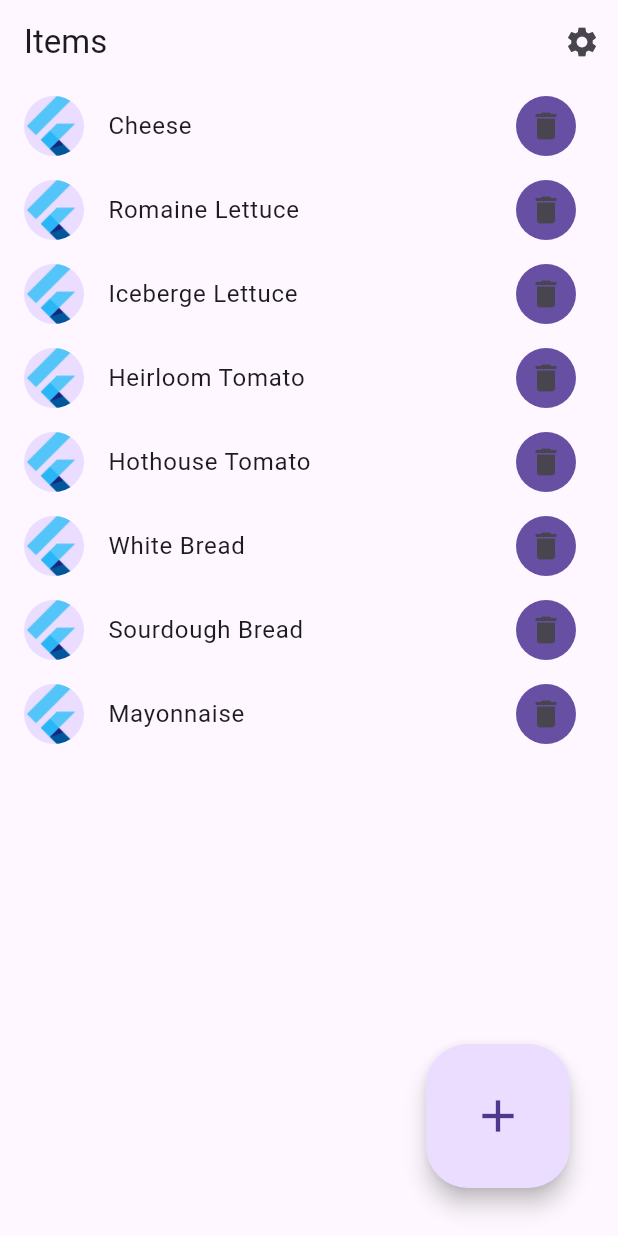
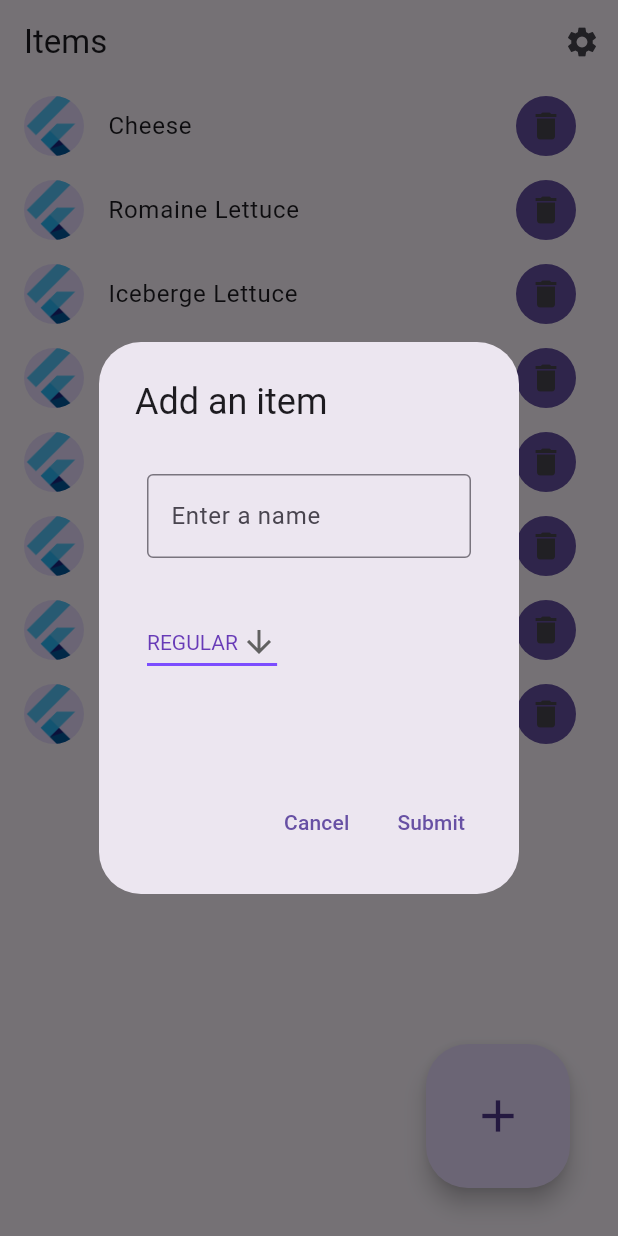
Before and after one commit to webrpc/gen-dart, a Flutter app: the screen it shows after launch, after a tap on the "add" icon, on a phone screen of 412 x 824 dp. Run offline on Flutter 3.47's test engine with Material 3 defaults, Android fonts, the phone set to English and light mode, and no system bars; generated files the repository leaves out were written again.

```diff
--- a/_examples/flutter-go/flutter_app/lib/src/sample_feature/sample_item_list_view.dart
+++ b/_examples/flutter-go/flutter_app/lib/src/sample_feature/sample_item_list_view.dart
@@ -42,6 +42,14 @@ class _SampleItemListViewState extends State<SampleItemListView> {
       });
       return value;
     });
+  }
+
+  Future<void> _onCreateItem(CreateItemRequest req) async {
+    await context.read<ExampleService>().createItem(req).onError((error, stackTrace) {
+      // Generally you'd inform the user that something went wrong and, depending
+      // on the context, report something went wrong.
+      debugPrint(_parseError(error));
+    }).whenComplete(_updateItems);
   }
 
   @override
@@ -130,7 +138,7 @@ class _SampleItemListViewState extends State<SampleItemListView> {
                   children: [
                     FloatingActionButton.large(
                         onPressed: () {
-                          debugPrint("hello");
+                          _dialogBuilder(context, _onCreateItem);
                         },
                         child: const Icon(Icons.add)),
                   ],
@@ -153,3 +161,104 @@ String _parseError(Object? err) {
     return err.toString();
   }
 }
+
+Future<void> _dialogBuilder(BuildContext context, Future<void> Function(CreateItemRequest req) onSubmit) {
+  return showDialog<void>(
+    context: context,
+    builder: (BuildContext context) {
+      return _CreateItemForm(onSubmit: onSubmit);
+    },
+  );
+}
+
+class _CreateItemForm extends StatefulWidget {
+  const _CreateItemForm({required this.onSubmit});
+
+  final Future<void> Function(CreateItemRequest req) onSubmit;
+
+  @override
+  State<_CreateItemForm> createState() => _CreateItemFormState();
+}
+
+class _CreateItemFormState extends State<_CreateItemForm> {
+  String? name;
+  ItemTier tier = ItemTier.REGULAR;
+
+  List<ItemTier> options = ItemTier.values;
+
+  @override
+  Widget build(BuildContext context) {
+    return AlertDialog(
+      title: const Text('Add an item'),
+      content: SizedBox(
+        width: 200,
+        height: 200,
+        child: Column(
+          crossAxisAlignment: CrossAxisAlignment.start,
+          children: <Widget>[
+            Padding(
+              padding: const EdgeInsets.symmetric(horizontal: 8, vertical: 16),
+              child: TextField(
+                decoration: const InputDecoration(
+                  border: OutlineInputBorder(),
+                  hintText: 'Enter a name',
+                ),
+                onChanged: (value) {
+                  setState(() {
+                    name = value;
+                  });
+                },
+              ),
+            ),
+            Padding(
+              padding: const EdgeInsets.symmetric(horizontal: 8, vertical: 16),
+              child: DropdownButton<ItemTier>(
+                value: tier,
+                icon: const Icon(Icons.arrow_downward),
+                elevation: 16,
+                style: const TextStyle(color: Colors.deepPurple),
+                underline: Container(
+                  height: 2,
+                  color: Colors.deepPurpleAccent,
+                ),
+                onChanged: (ItemTier? value) {
+                  setState(() {
+                    tier = value!;
+                  });
+                },
+                items: options.map<DropdownMenuItem<ItemTier>>((ItemTier value) {
+                  return DropdownMenuItem<ItemTier>(
+                    value: value,
+                    child: Text(value.name),
+                  );
+                }).toList(),
+              ),
+            ),
+          ],
+        ),
+      ),
+      actions: <Widget>[
+        TextButton(
+          style: TextButton.styleFrom(
+            textStyle: Theme.of(context).textTheme.labelLarge,
+          ),
+          child: const Text('Cancel'),
+          onPressed: () {
+            Navigator.of(context).pop();
+          },
+        ),
+        TextButton(
+          style: TextButton.styleFrom(
+            textStyle: Theme.of(context).textTheme.labelLarge,
+          ),
+          child: const Text('Submit'),
+          onPressed: () {
+            // generally should inform the user they have an invalid form
+            if (name == null) return;
+            widget.onSubmit(CreateItemRequest(name: name!, tier: tier)).whenComplete(() => Navigator.of(context).pop());
+          },
+        ),
+      ],
+    );
+  }
+}
```
